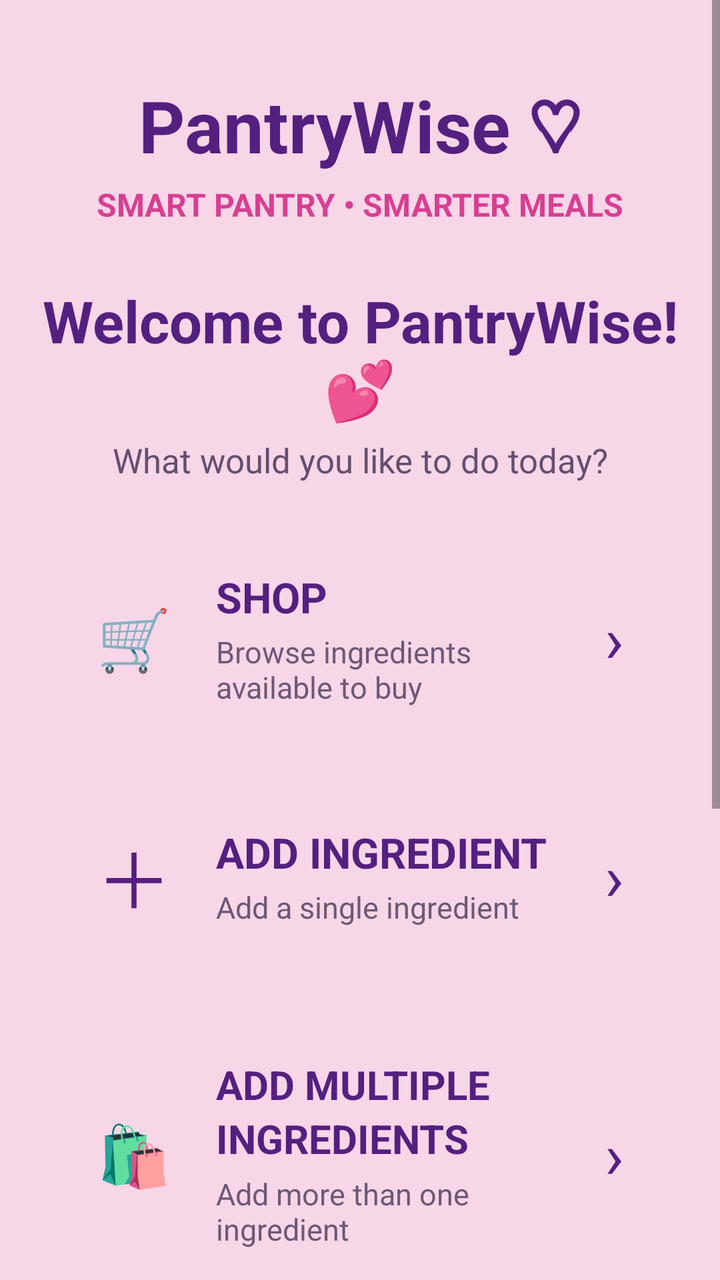
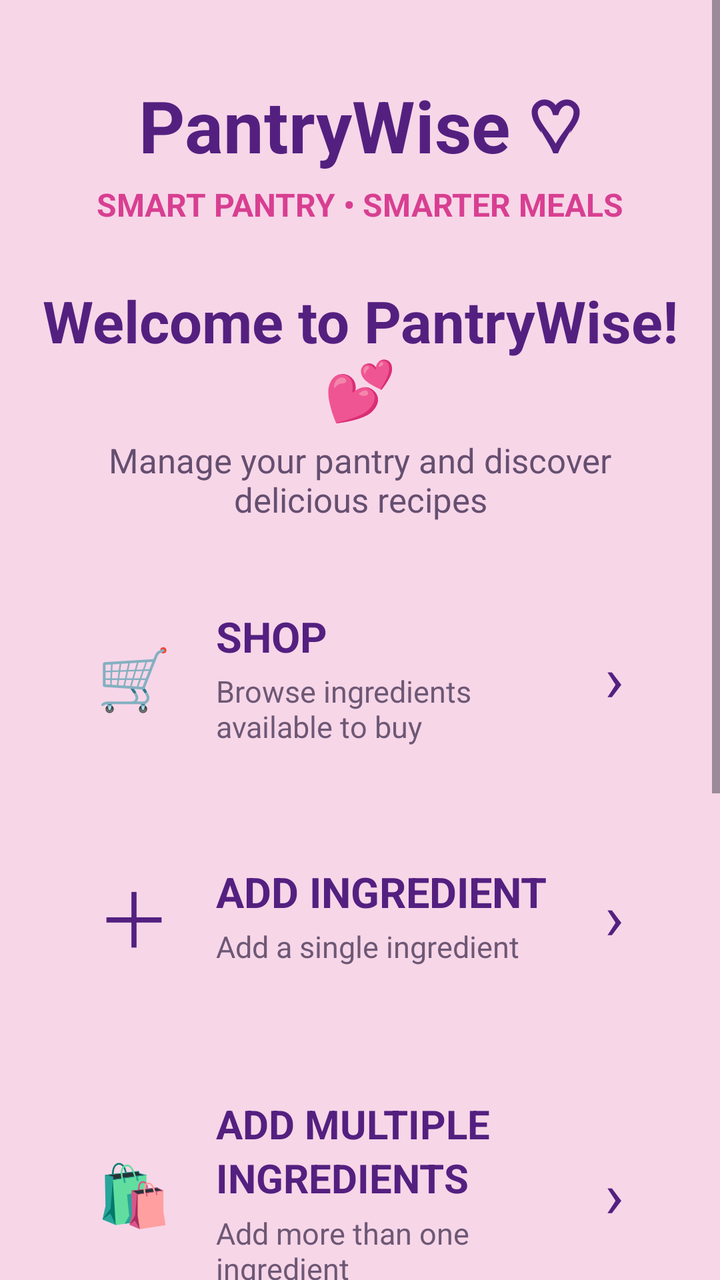

Two renders of the same Android screen: before a commit and after it. Below are the layout's source before the change and the commit's diff.
<!-- AndroidManifest.xml: application theme Theme.PantryWise -->
<!-- res/layout/activity_main.xml -->
<?xml version="1.0" encoding="utf-8"?>
<ScrollView xmlns:android="http://schemas.android.com/apk/res/android"
    android:layout_width="match_parent"
    android:layout_height="match_parent"
    android:fillViewport="true"
    android:background="#F7D6E8">

    <LinearLayout
        android:layout_width="match_parent"
        android:layout_height="wrap_content"
        android:orientation="vertical"
        android:padding="20dp"
        android:gravity="center_horizontal">

        <TextView
            android:layout_width="match_parent"
            android:layout_height="wrap_content"
            android:layout_marginTop="18dp"
            android:text="PantryWise ♡"
            android:textColor="#542080"
            android:textSize="36sp"
            android:textStyle="bold"
            android:gravity="center" />

        <TextView
            android:layout_width="match_parent"
            android:layout_height="wrap_content"
            android:layout_marginTop="4dp"
            android:text="SMART PANTRY • SMARTER MEALS"
            android:textColor="#D83F91"
            android:textSize="16sp"
            android:textStyle="bold"
            android:gravity="center" />

        <TextView
            android:layout_width="match_parent"
            android:layout_height="wrap_content"
            android:layout_marginTop="28dp"
            android:text="Welcome to PantryWise! 💕"
            android:textColor="#542080"
            android:textSize="29sp"
            android:textStyle="bold"
            android:gravity="center" />

        <TextView
            android:layout_width="match_parent"
            android:layout_height="wrap_content"
            android:layout_marginTop="5dp"
            android:layout_marginBottom="25dp"
            android:text="What would you like to do today?"
            android:textColor="#654F70"
            android:textSize="17sp"
            android:gravity="center" />

        <LinearLayout
            android:id="@+id/cardShop"
            android:layout_width="match_parent"
            android:layout_height="105dp"
            android:layout_marginBottom="14dp"
            android:orientation="horizontal"
            android:gravity="center_vertical"
            android:padding="18dp"
            android:clickable="true"
            android:focusable="true"
            android:elevation="4dp">

            <TextView
                android:layout_width="58dp"
                android:layout_height="wrap_content"
                android:text="🛒"
                android:textSize="30sp"
                android:gravity="center" />

            <LinearLayout
                android:layout_width="0dp"
                android:layout_height="wrap_content"
                android:layout_weight="1"
                android:orientation="vertical"
                android:paddingStart="12dp">

                <TextView
                    android:layout_width="match_parent"
                    android:layout_height="wrap_content"
                    android:text="SHOP"
                    android:textColor="#542080"
                    android:textSize="21sp"
                    android:textStyle="bold" />

                <TextView
                    android:layout_width="match_parent"
                    android:layout_height="wrap_content"
                    android:text="Browse ingredients available to buy"
                    android:textColor="#6D5875"
                    android:textSize="15sp"
                    android:layout_marginTop="3dp" />

            </LinearLayout>

            <TextView
                android:layout_width="30dp"
                android:layout_height="wrap_content"
                android:text="›"
                android:textColor="#542080"
                android:textSize="32sp"
                android:gravity="center" />

        </LinearLayout>

        <LinearLayout
            android:id="@+id/cardAddIngredient"
            android:layout_width="match_parent"
            android:layout_height="105dp"
            android:layout_marginBottom="14dp"
            android:orientation="horizontal"
            android:gravity="center_vertical"
            android:padding="18dp"
            android:clickable="true"
            android:focusable="true"
            android:elevation="4dp">

            <TextView
                android:layout_width="58dp"
                android:layout_height="wrap_content"
                android:text="＋"
                android:textColor="#542080"
                android:textSize="38sp"
                android:gravity="center" />

            <LinearLayout
                android:layout_width="0dp"
                android:layout_height="wrap_content"
                android:layout_weight="1"
                android:orientation="vertical"
                android:paddingStart="12dp">

                <TextView
                    android:layout_width="match_parent"
                    android:layout_height="wrap_content"
                    android:text="ADD INGREDIENT"
                    android:textColor="#542080"
                    android:textSize="21sp"
                    android:textStyle="bold" />

                <TextView
                    android:layout_width="match_parent"
                    android:layout_height="wrap_content"
                    android:text="Add a single ingredient"
                    android:textColor="#6D5875"
                    android:textSize="15sp"
                    android:layout_marginTop="3dp" />

            </LinearLayout>

            <TextView
                android:layout_width="30dp"
                android:layout_height="wrap_content"
                android:text="›"
                android:textColor="#542080"
                android:textSize="32sp"
                android:gravity="center" />

        </LinearLayout>

        <LinearLayout
            android:id="@+id/cardMultiple"
            android:layout_width="match_parent"
            android:layout_height="145dp"
            android:layout_marginBottom="14dp"
            android:orientation="horizontal"
            android:gravity="center_vertical"
            android:padding="18dp"
            android:clickable="true"
            android:focusable="true"
            android:elevation="4dp">

            <TextView
                android:layout_width="58dp"
                android:layout_height="wrap_content"
                android:text="🛍️"
                android:textSize="30sp"
                android:gravity="center" />

            <LinearLayout
                android:layout_width="0dp"
                android:layout_height="wrap_content"
                android:layout_weight="1"
                android:orientation="vertical"
                android:paddingStart="12dp">

                <TextView
                    android:layout_width="match_parent"
                    android:layout_height="wrap_content"
                    android:text="ADD MULTIPLE"
                    android:textColor="#542080"
                    android:textSize="20sp"
                    android:textStyle="bold" />

                <TextView
                    android:layout_width="match_parent"
                    android:layout_height="wrap_content"
                    android:text="INGREDIENTS"
                    android:textColor="#542080"
                    android:textSize="20sp"
                    android:textStyle="bold" />

                <TextView
                    android:layout_width="match_parent"
                    android:layout_height="wrap_content"
                    android:text="Add more than one ingredient"
                    android:textColor="#6D5875"
                    android:textSize="15sp"
                    android:layout_marginTop="4dp" />

            </LinearLayout>

            <TextView
                android:layout_width="30dp"
                android:layout_height="wrap_content"
                android:text="›"
                android:textColor="#542080"
                android:textSize="32sp"
                android:gravity="center" />

        </LinearLayout>

        <LinearLayout
            android:id="@+id/cardRecipes"
            android:layout_width="match_parent"
            android:layout_height="145dp"
            android:layout_marginBottom="14dp"
            android:orientation="horizontal"
            android:gravity="center_vertical"
            android:padding="18dp"
            android:clickable="true"
            android:focusable="true"
            android:elevation="4dp">

            <TextView
                android:layout_width="58dp"
                android:layout_height="wrap_content"
                android:text="👩‍🍳"
                android:textSize="30sp"
                android:gravity="center" />

            <LinearLayout
                android:layout_width="0dp"
                android:layout_height="wrap_content"
                android:layout_weight="1"
                android:orientation="vertical"
                android:paddingStart="12dp">

                <TextView
                    android:layout_width="match_parent"
                    android:layout_height="wrap_content"
                    android:text="SUGGESTED RECIPES"
                    android:textColor="#542080"
                    android:textSize="20sp"
                    android:textStyle="bold" />

                <TextView
                    android:layout_width="match_parent"
                    android:layout_height="wrap_content"
                    android:text="Discover recipes you can make"
                    android:textColor="#6D5875"
                    android:textSize="15sp"
                    android:layout_marginTop="4dp" />

            </LinearLayout>

            <TextView
                android:layout_width="30dp"
                android:layout_height="wrap_content"
                android:text="›"
                android:textColor="#542080"
                android:textSize="32sp"
                android:gravity="center" />

        </LinearLayout>

        <LinearLayout
            android:id="@+id/cardSettings"
            android:layout_width="match_parent"
            android:layout_height="105dp"
            android:layout_marginBottom="24dp"
            android:orientation="horizontal"
            android:gravity="center_vertical"
            android:padding="18dp"
            android:clickable="true"
            android:focusable="true"
            android:elevation="4dp">

            <TextView
                android:layout_width="58dp"
                android:layout_height="wrap_content"
                android:text="⚙️"
                android:textSize="30sp"
                android:gravity="center" />

            <LinearLayout
                android:layout_width="0dp"
                android:layout_height="wrap_content"
                android:layout_weight="1"
                android:orientation="vertical"
                android:paddingStart="12dp">

                <TextView
                    android:layout_width="match_parent"
                    android:layout_height="wrap_content"
                    android:text="SETTINGS"
                    android:textColor="#542080"
                    android:textSize="21sp"
                    android:textStyle="bold" />

                <TextView
                    android:layout_width="match_parent"
                    android:layout_height="wrap_content"
                    android:text="Manage your preferences"
                    android:textColor="#6D5875"
                    android:textSize="15sp"
                    android:layout_marginTop="3dp" />

            </LinearLayout>

            <TextView
                android:layout_width="30dp"
                android:layout_height="wrap_content"
                android:text="›"
                android:textColor="#542080"
                android:textSize="32sp"
                android:gravity="center" />

        </LinearLayout>

        <TextView
            android:layout_width="match_parent"
            android:layout_height="wrap_content"
            android:text=" Smart ingredients, smarter meals. "
            android:textColor="#D83F91"
            android:textSize="16sp"
            android:textStyle="italic"
            android:gravity="center"
            android:layout_marginBottom="20dp" />

    </LinearLayout>

</ScrollView>
<!-- resources referenced by this layout -->
<resources>
  <style name="Theme.PantryWise" parent="Base.Theme.PantryWise" />
  <style name="Base.Theme.PantryWise" parent="Theme.Material3.DayNight.NoActionBar">
          
          
      </style>
</resources>

<!-- the commit's change to res/layout/activity_main.xml (unified diff, before → after) -->
@@ -47,7 +47,7 @@
             android:layout_height="wrap_content"
             android:layout_marginTop="5dp"
             android:layout_marginBottom="25dp"
-            android:text="What would you like to do today?"
+            android:text="Manage your pantry and discover delicious recipes"
             android:textColor="#654F70"
             android:textSize="17sp"
             android:gravity="center" />
